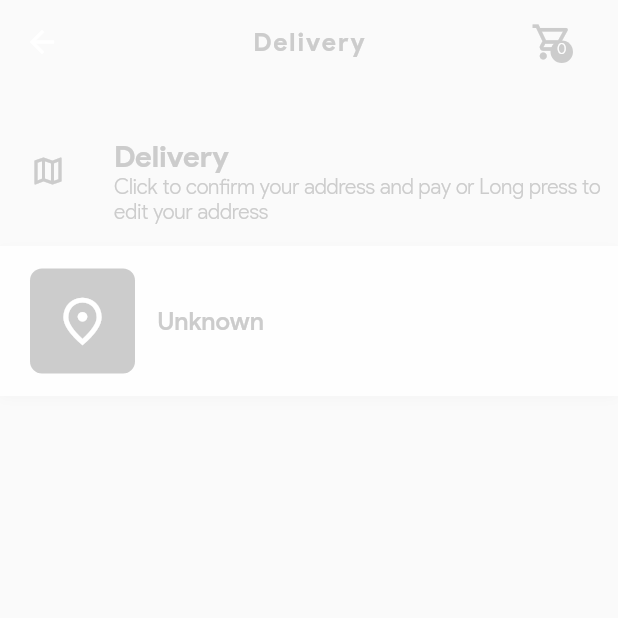
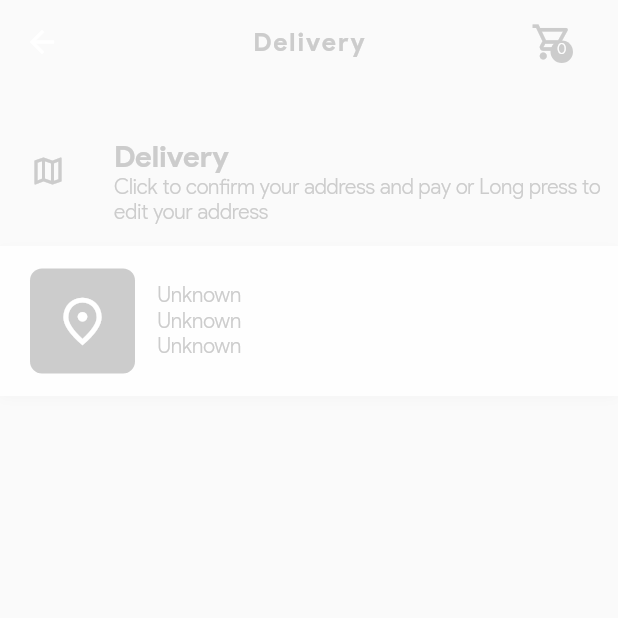
Before and after one commit to alihaidar0/tzakartk-flutter, a Flutter app: the DeliveryPickupWidget screen opened by its route, on a phone screen of 412 x 824 dp, the top half of it. Run offline on Flutter 3.47's test engine with Material 2 defaults, Android fonts, the phone set to English and light mode, and no system bars; our stand-ins replace cached_network_image, carousel_slider, dots_indicator, firebase_auth, firebase_core, firebase_messaging and 9 more; missing offline and left inert: global_configuration, google_map_location_picker; accounts and stored records are empty; network calls fail; project files that could hold a hidden picture were left out.

Commit message:
first version

```diff
--- a/lib/src/elements/DeliveryAddressDialog.dart
+++ b/lib/src/elements/DeliveryAddressDialog.dart
@@ -15,9 +15,6 @@ class DeliveryAddressDialog {
     showDialog(
         context: context,
         builder: (context) {
-          print("######### address #########");
-          print("${address}");
-          print("##################");
           return SimpleDialog(
             titlePadding: EdgeInsets.fromLTRB(16, 25, 16, 0),
             title: Row(
@@ -115,7 +112,7 @@ class DeliveryAddressDialog {
                               ? "Should be valid mobile number with country code"
                               : null;
                         },
-                        onSaved: (input) => address.receiver_name = input,
+                        onSaved: (input) => address.receiver_phone = input,
                       ),
                     ),
                     SizedBox(
--- a/lib/src/elements/DeliveryAddressesItemWidget.dart
+++ b/lib/src/elements/DeliveryAddressesItemWidget.dart
@@ -1,17 +1,17 @@
 import 'package:flutter/material.dart';
 
 import '../../generated/l10n.dart';
-import '../models/address.dart' as model;
+import '../models/address.dart';
 import '../models/payment_method.dart';
 
 // ignore: must_be_immutable
 class DeliveryAddressesItemWidget extends StatelessWidget {
   String heroTag;
-  model.Address address;
+  Address address;
   PaymentMethod paymentMethod;
-  ValueChanged<model.Address> onPressed;
-  ValueChanged<model.Address> onLongPress;
-  ValueChanged<model.Address> onDismissed;
+  ValueChanged<Address> onPressed;
+  ValueChanged<Address> onLongPress;
+  ValueChanged<Address> onDismissed;
 
   DeliveryAddressesItemWidget(
       {Key key,
@@ -54,9 +54,10 @@ class DeliveryAddressesItemWidget extends StatelessWidget {
           color: Theme.of(context).primaryColor.withOpacity(0.9),
           boxShadow: [
             BoxShadow(
-                color: Theme.of(context).focusColor.withOpacity(0.1),
-                blurRadius: 5,
-                offset: Offset(0, 2)),
+              color: Theme.of(context).focusColor.withOpacity(0.1),
+              blurRadius: 5,
+              offset: Offset(0, 2),
+            ),
           ],
         ),
         child: Row(
@@ -105,9 +106,19 @@ class DeliveryAddressesItemWidget extends StatelessWidget {
                           address?.address ?? S.of(context).unknown,
                           overflow: TextOverflow.ellipsis,
                           maxLines: 2,
-                          style: address?.description != null
-                              ? Theme.of(context).textTheme.caption
-                              : Theme.of(context).textTheme.subtitle1,
+                          style: Theme.of(context).textTheme.caption,
+                        ),
+                        Text(
+                          address?.receiver_name ?? S.of(context).unknown,
+                          overflow: TextOverflow.ellipsis,
+                          maxLines: 2,
+                          style: Theme.of(context).textTheme.caption,
+                        ),
+                        Text(
+                          address?.receiver_phone ?? S.of(context).unknown,
+                          overflow: TextOverflow.ellipsis,
+                          maxLines: 2,
+                          style: Theme.of(context).textTheme.caption,
                         ),
                       ],
                     ),
--- a/lib/src/models/address.dart
+++ b/lib/src/models/address.dart
@@ -6,17 +6,11 @@ class Address {
   String address;
   String receiver_name;
   String receiver_phone;
-  double latitude;
-  double longitude;
+  String cityId;
   bool isDefault;
   String userId;
 
-  Address({
-    this.description,
-    this.address,
-    this.receiver_name,
-    this.receiver_phone,
-  });
+  Address();
 
   Address.fromJSON(Map<String, dynamic> jsonMap) {
     try {
@@ -29,9 +23,9 @@ class Address {
           jsonMap['receiver_name'] != null ? jsonMap['receiver_name'] : null;
       receiver_phone =
           jsonMap['receiver_phone'] != null ? jsonMap['receiver_phone'] : null;
-      latitude = jsonMap['latitude'] != null ? jsonMap['latitude'] : null;
-      longitude = jsonMap['longitude'] != null ? jsonMap['longitude'] : null;
+      cityId = jsonMap['city_id'].toString();
       isDefault = jsonMap['is_default'] ?? false;
+      userId = jsonMap['user_id'].toString();
     } catch (e) {
       print(CustomTrace(StackTrace.current, message: e));
     }
@@ -46,10 +40,9 @@ class Address {
     map["id"] = id;
     map["description"] = description;
     map["address"] = address;
-    // map["receiver_name"] = receiver_name;
-    // map["receiver_phone"] = receiver_phone;
-    map["latitude"] = latitude;
-    map["longitude"] = longitude;
+    map["receiver_name"] = receiver_name;
+    map["receiver_phone"] = receiver_phone;
+    map["city_id"] = cityId;
     map["is_default"] = isDefault;
     map["user_id"] = userId;
     return map;
@@ -57,5 +50,5 @@ class Address {
 
   @override
   String toString() =>
-      '$id, $description, $address, $receiver_name, $receiver_phone, $isDefault';
+      '$id, $description, $address, $receiver_name, $receiver_phone, $isDefault, $userId';
 }
--- a/lib/src/pages/delivery_addresses.dart
+++ b/lib/src/pages/delivery_addresses.dart
@@ -53,14 +53,11 @@ class _DeliveryAddressesWidgetState extends StateMVC<DeliveryAddressesWidget> {
       ),
       floatingActionButton: FloatingActionButton(
         onPressed: () async {
-          Address _newAddress = new Address(description: null ,address: null,receiver_name: null,receiver_phone: null);
+          Address _newAddress = new Address();
           DeliveryAddressDialog(
             context: context,
             address: _newAddress,
             onChanged: (Address _address) {
-              print("######### address #########");
-              print("${_address}");
-              print("##################");
               _con.addAddress(_address);
             },
           );
--- a/lib/src/pages/delivery_pickup.dart
+++ b/lib/src/pages/delivery_pickup.dart
@@ -59,8 +59,6 @@ class _DeliveryPickupWidgetState extends StateMVC<DeliveryPickupWidget> {
           mainAxisAlignment: MainAxisAlignment.start,
           mainAxisSize: MainAxisSize.max,
           children: <Widget>[
-            Column(
-              children: <Widget>[
             Padding(
               padding: const EdgeInsets.only(
                   top: 20, bottom: 10, left: 20, right: 10),
@@ -111,9 +109,7 @@ class _DeliveryPickupWidgetState extends StateMVC<DeliveryPickupWidget> {
                   },
                 );
               },
-                )
-              ],
-            )
+            ),
           ],
         ),
       ),
--- a/lib/src/pages/on_boarding.dart
+++ b/lib/src/pages/on_boarding.dart
@@ -3,10 +3,10 @@ import 'package:flutter/material.dart';
 import 'package:flutter_svg/svg.dart';
 import 'package:introduction_screen/introduction_screen.dart';
 import 'package:mvc_pattern/mvc_pattern.dart';
-import 'package:tzakartk/src/library/custom_introduction_screen.dart';
 
 import '../controllers/on_boarding_controller.dart';
 import '../helpers/helper.dart';
+import '../library/custom_introduction_screen.dart';
 
 class OnBoardingScreen extends StatefulWidget {
   @override
@@ -24,7 +24,6 @@ class OnBoardingScreenState extends StateMVC<OnBoardingScreen> {
 
   @override
   void initState() {
-
     super.initState();
   }
 
--- a/lib/src/repository/coupon_repository.dart
+++ b/lib/src/repository/coupon_repository.dart
@@ -10,7 +10,7 @@ import '../models/user.dart';
 import '../repository/user_repository.dart' as userRepo;
 
 Future<Stream<Coupon>> verifyCoupon(String code) async {
-  Uri uri = Helper.getUri('api/coupons');
+  Uri uri = Helper.getUri('api/carts/apply_coupon');
   User _user = userRepo.currentUser.value;
   if (_user.apiToken == null) {
     return new Stream.value(null);
```
Also changed, not shown: lib/src/controllers/delivery_addresses_controller.dart (+19 -9 lines), lib/src/library/custom_introduction_screen.dart (+6 -7 lines), lib/src/repository/user_repository.dart (+3 -7 lines). Lines whose indentation alone changed are shown as unchanged.
